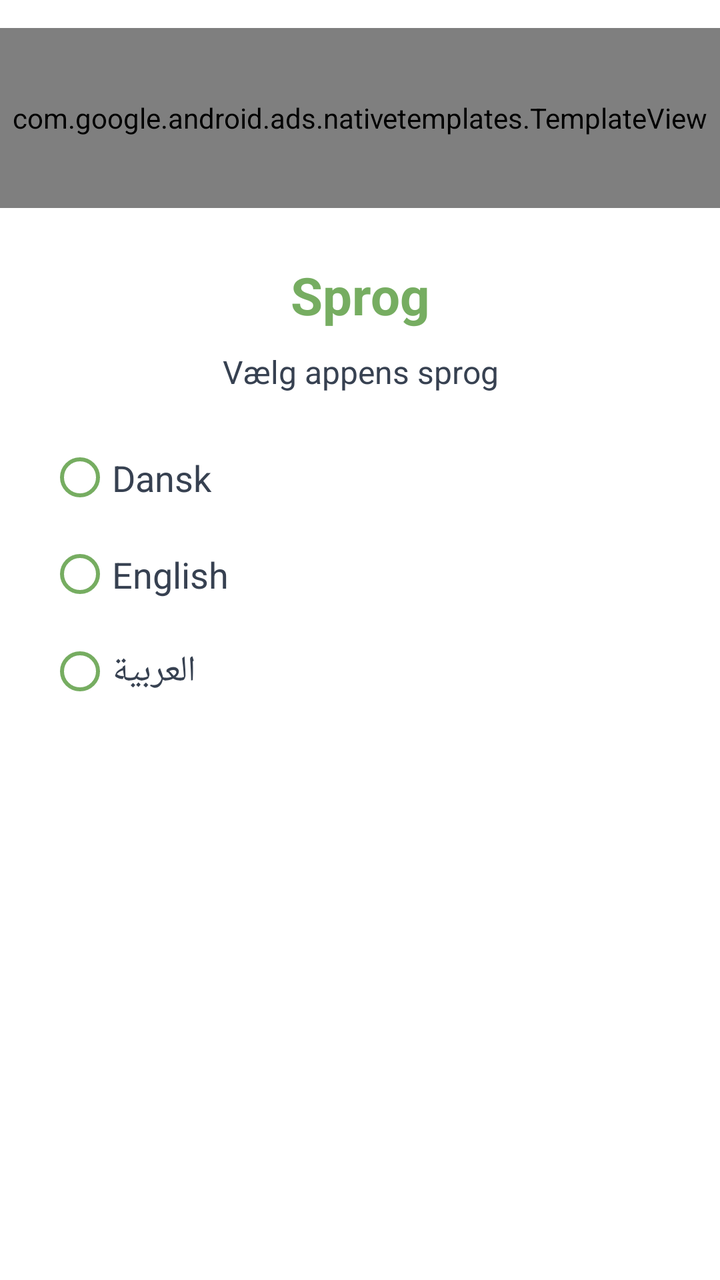
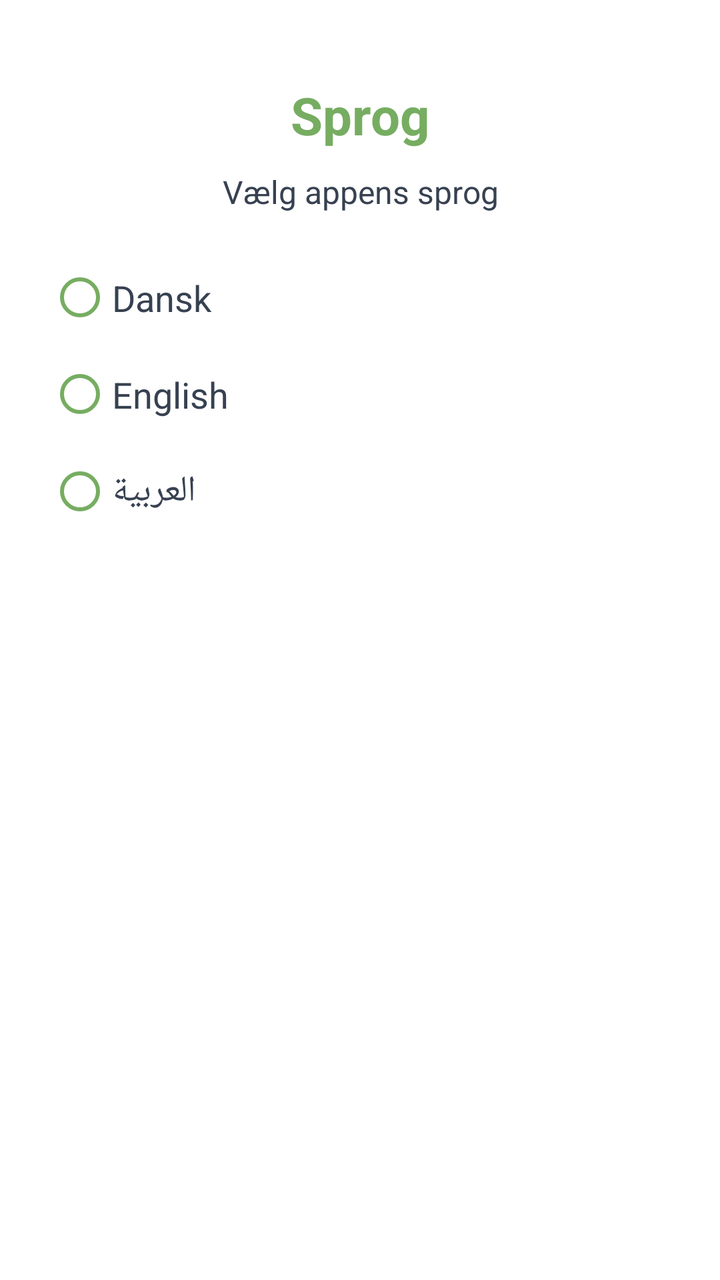

The first picture is an Android layout as it rendered before a commit; the second is the same layout after the commit. The layout source and the unified diff follow.
<!-- AndroidManifest.xml: application theme Theme.MitAffaldV4 -->
<!-- res/layout/fragment_language.xml -->
<?xml version="1.0" encoding="utf-8"?>
<androidx.constraintlayout.widget.ConstraintLayout xmlns:android="http://schemas.android.com/apk/res/android"
    xmlns:app="http://schemas.android.com/apk/res-auto"
    android:layout_width="match_parent"
    android:layout_height="match_parent"
    android:background="@color/page_background">

    <ScrollView
        android:layout_width="match_parent"
        android:layout_height="match_parent"
        android:clipToPadding="false"
        android:paddingTop="14dp">

        <LinearLayout
            android:layout_width="match_parent"
            android:layout_height="wrap_content"
            android:orientation="vertical">

            <com.google.android.ads.nativetemplates.TemplateView
                android:id="@+id/my_template"
                android:layout_width="match_parent"
                android:layout_height="90dp"
                app:gnt_template_type="@layout/gnt_small_template_view" />

            <TextView
                android:layout_width="match_parent"
                android:layout_height="wrap_content"
                android:gravity="center"
                android:paddingStart="16dp"
                android:paddingTop="26dp"
                android:paddingEnd="16dp"
                android:text="@string/sprog"
                android:textColor="@color/green_light"
                android:textSize="26sp"
                android:textStyle="bold" />

            <TextView
                android:layout_width="match_parent"
                android:layout_height="wrap_content"
                android:gravity="center"
                android:lineSpacingExtra="6dp"
                android:paddingStart="28dp"
                android:paddingTop="10dp"
                android:paddingEnd="28dp"
                android:paddingBottom="18dp"
                android:text="@string/sprog_intro"
                android:textColor="@color/text_color"
                android:textSize="16sp" />

            <RadioGroup
                android:layout_width="match_parent"
                android:layout_height="wrap_content"
                android:layoutDirection="ltr"
                android:paddingStart="24dp"
                android:paddingEnd="24dp">

                <RadioButton
                    android:id="@+id/danishLanguageButton"
                    android:layout_width="match_parent"
                    android:layout_height="wrap_content"
                    android:buttonTint="@color/green_light"
                    android:paddingTop="12dp"
                    android:paddingBottom="12dp"
                    android:text="@string/dansk"
                    android:textColor="@color/text_color"
                    android:textSize="18sp" />

                <RadioButton
                    android:id="@+id/englishLanguageButton"
                    android:layout_width="match_parent"
                    android:layout_height="wrap_content"
                    android:buttonTint="@color/green_light"
                    android:paddingTop="12dp"
                    android:paddingBottom="12dp"
                    android:text="@string/engelsk"
                    android:textColor="@color/text_color"
                    android:textSize="18sp" />

                <RadioButton
                    android:id="@+id/arabicLanguageButton"
                    android:layout_width="match_parent"
                    android:layout_height="wrap_content"
                    android:buttonTint="@color/green_light"
                    android:gravity="start|center_vertical"
                    android:layoutDirection="ltr"
                    android:paddingTop="12dp"
                    android:paddingBottom="12dp"
                    android:text="@string/arabic_language"
                    android:textAlignment="viewStart"
                    android:textColor="@color/text_color"
                    android:textSize="18sp" />

            </RadioGroup>

        </LinearLayout>

    </ScrollView>

</androidx.constraintlayout.widget.ConstraintLayout>
<!-- res/layout/gnt_small_template_view.xml (included above) -->
<?xml version="1.0" encoding="utf-8"?>
<merge xmlns:tools="http://schemas.android.com/tools"
    xmlns:app="http://schemas.android.com/apk/res-auto"
    xmlns:android="http://schemas.android.com/apk/res/android">
  <com.google.android.gms.ads.nativead.NativeAdView
      android:layout_height="wrap_content"
      android:layout_width="match_parent"
      android:layout_centerInParent="true"
      android:id="@+id/native_ad_view"
      >

    <androidx.constraintlayout.widget.ConstraintLayout
        android:layout_height="match_parent"
        android:layout_width="match_parent"
        android:layout_centerInParent="true"
        android:background="@drawable/gnt_outline_shape"
        >
      <androidx.constraintlayout.widget.ConstraintLayout
          android:layout_width="@dimen/gnt_no_size"
          android:layout_height="@dimen/gnt_no_size"
          android:layout_marginEnd="@dimen/gnt_default_margin"
          android:layout_marginStart="@dimen/gnt_default_margin"
          android:layout_marginTop="@dimen/gnt_default_margin"
          android:layout_marginBottom="@dimen/gnt_default_margin"
          app:layout_constraintDimensionRatio="H,4:1"
          app:layout_constraintEnd_toEndOf="parent"
          app:layout_constraintStart_toStartOf="parent"
          app:layout_constraintTop_toTopOf="parent"
          app:layout_constraintBottom_toBottomOf="parent"
          android:orientation="horizontal"
          android:id="@+id/background"
          >
        <ImageView
            android:id="@+id/icon"
            android:layout_width="0dp"
            android:layout_weight="0"
            android:layout_height="match_parent"
            android:layout_marginTop="@dimen/gnt_no_margin"
            android:layout_marginStart="@dimen/gnt_no_margin"
            android:layout_marginBottom="@dimen/gnt_no_margin"
            android:layout_marginEnd="@dimen/gnt_no_margin"
            app:layout_constraintDimensionRatio="H,1:1"
            app:layout_constraintStart_toStartOf="parent"
            app:layout_constraintTop_toTopOf="parent"
            app:layout_constraintBottom_toBottomOf="parent"
            app:layout_constraintEnd_toStartOf="@+id/content"
            />
        <androidx.constraintlayout.widget.ConstraintLayout
            android:layout_width="@dimen/gnt_no_size"
            android:layout_height="@dimen/gnt_no_size"
            android:layout_marginTop="@dimen/gnt_no_margin"
            android:layout_marginBottom="@dimen/gnt_no_margin"
            android:layout_marginStart="@dimen/gnt_default_margin"
            android:layout_marginEnd="@dimen/gnt_default_margin"
            android:orientation="vertical"
            android:id="@+id/content"
            app:layout_constraintBottom_toBottomOf="parent"
            app:layout_constraintStart_toEndOf="@id/icon"
            app:layout_constraintEnd_toEndOf="parent"
            app:layout_constraintTop_toTopOf="parent"
            >
          <LinearLayout
              android:id="@+id/headline"
              android:orientation="horizontal"
              android:layout_width="match_parent"
              android:layout_height="@dimen/gnt_no_size"
              android:layout_weight="@dimen/gnt_text_row_weight"
              app:layout_constraintBottom_toTopOf="@+id/row_two"
              app:layout_constraintEnd_toEndOf="parent"
              app:layout_constraintStart_toStartOf="parent"
              app:layout_constraintTop_toTopOf="parent"
              android:background="@android:color/transparent"
              >

            <TextView
                android:id="@+id/primary"
                android:textStyle="bold"
                android:textSize="@dimen/gnt_text_size_large"
                android:textColor="@color/gnt_gray"
                android:lines="1"
                android:layout_height="match_parent"
                android:layout_width="wrap_content"
                android:layout_marginTop="@dimen/gnt_no_margin"
                android:layout_marginBottom="@dimen/gnt_no_margin"
                android:layout_marginStart="@dimen/gnt_no_margin"
                android:layout_marginEnd="@dimen/gnt_no_margin"
                app:layout_constraintBottom_toBottomOf="parent"
                app:layout_constraintEnd_toEndOf="parent"
                app:layout_constraintStart_toEndOf="parent"
                app:layout_constraintTop_toTopOf="parent"
                ></TextView>
          </LinearLayout>
          <LinearLayout
              android:id="@+id/row_two"
              android:orientation="horizontal"
              android:layout_width="match_parent"
              android:layout_height="@dimen/gnt_no_size"
              android:layout_weight="@dimen/gnt_text_row_weight"
              app:layout_constraintBottom_toTopOf="@+id/cta"
              app:layout_constraintEnd_toEndOf="parent"
              app:layout_constraintStart_toStartOf="parent"
              app:layout_constraintTop_toBottomOf="@id/headline"
              >
            <TextView
                android:background="@drawable/gnt_rounded_corners_shape"
                android:layout_width="@dimen/gnt_ad_indicator_width"
                android:gravity="center"
                android:id="@+id/ad_notification_view"
                android:layout_height="@dimen/gnt_ad_indicator_height"
                android:layout_marginTop="@dimen/gnt_ad_indicator_top_margin"
                android:layout_marginStart="@dimen/gnt_no_margin"
                android:layout_marginEnd="@dimen/gnt_default_margin"
                android:text="Ad"
                android:textColor="@color/gnt_ad_green"
                android:textStyle="bold"
                android:textSize="@dimen/gnt_ad_indicator_text_size"
                app:layout_constraintBottom_toBottomOf="parent"
                app:layout_constraintStart_toStartOf="parent"
                app:layout_constraintTop_toTopOf="parent"
                >
            </TextView>
            <RatingBar
                android:id="@+id/rating_bar"
                android:background="@android:color/transparent"
                android:layout_width="wrap_content"
                android:layout_height="wrap_content"
                android:textSize="@dimen/gnt_text_size_small"
                android:textColor="@color/gnt_gray"
                android:numStars="5"
                android:stepSize="0.1"
                android:lines="1"
                android:layout_marginTop="@dimen/gnt_no_margin"
                android:layout_marginBottom="@dimen/gnt_no_margin"
                android:layout_marginStart="@dimen/gnt_no_margin"
                android:layout_marginEnd="@dimen/gnt_no_margin"
                app:layout_constraintBottom_toBottomOf="parent"
                app:layout_constraintEnd_toEndOf="parent"
                app:layout_constraintStart_toEndOf="@id/ad_notification_view"
                app:layout_constraintTop_toTopOf="parent"
                style="?android:attr/ratingBarStyleSmall">

            </RatingBar>
            <TextView
                android:id="@+id/secondary"
                android:background="@color/gnt_white"
                android:layout_width="wrap_content"
                android:layout_height="match_parent"
                android:gravity="top"
                android:textSize="@dimen/gnt_text_size_small"
                android:textColor="@color/gnt_gray"
                android:lines="1"
                android:layout_marginTop="@dimen/gnt_no_margin"
                android:layout_marginBottom="@dimen/gnt_no_margin"
                android:layout_marginStart="@dimen/gnt_no_margin"
                android:layout_marginEnd="@dimen/gnt_no_margin"
                app:layout_constraintBottom_toBottomOf="parent"
                app:layout_constraintEnd_toEndOf="parent"
                app:layout_constraintStart_toEndOf="@id/ad_notification_view"
                app:layout_constraintTop_toTopOf="parent"
                ></TextView>

          </LinearLayout>
          <androidx.appcompat.widget.AppCompatButton
              android:id="@+id/cta"
              android:layout_width="match_parent"
              android:layout_height="@dimen/gnt_no_size"
              android:background="@color/gnt_blue"
              android:textColor="@color/gnt_white"
              android:lines="1"
              app:layout_constraintBottom_toBottomOf="parent"
              app:layout_constraintEnd_toEndOf="parent"
              app:layout_constraintStart_toStartOf="parent"
              app:layout_constraintTop_toBottomOf="@id/row_two"
              android:gravity="center"
              app:layout_constraintHeight_percent="0.35"
              />


        </androidx.constraintlayout.widget.ConstraintLayout>


      </androidx.constraintlayout.widget.ConstraintLayout>

    </androidx.constraintlayout.widget.ConstraintLayout>

  </com.google.android.gms.ads.nativead.NativeAdView>

</merge>
<!-- resources referenced by this layout -->
<resources>
  <color name="gnt_ad_green">#3A6728</color>
  <color name="gnt_blue">#4285f4</color>
  <color name="gnt_gray">#808080</color>
  <color name="gnt_white">#FFFFFF</color>
  <color name="green_light">#76AD61</color>
  <color name="page_background">#FFFFFFFF</color>
  <color name="text_color">#374151</color>
  <dimen name="gnt_ad_indicator_height">20dp</dimen>
  <dimen name="gnt_ad_indicator_text_size">10sp</dimen>
  <dimen name="gnt_ad_indicator_top_margin">0dp</dimen>
  <dimen name="gnt_ad_indicator_width">25dp</dimen>
  <dimen name="gnt_default_margin">10dp</dimen>
  <dimen name="gnt_no_margin">0dp</dimen>
  <dimen name="gnt_no_size">0dp</dimen>
  <item name="gnt_text_row_weight" format="float" type="dimen">0.25</item>
  <dimen name="gnt_text_size_large">15sp</dimen>
  <dimen name="gnt_text_size_small">12sp</dimen>
  <!-- drawable gnt_outline_shape (drawable) -->
  <?xml version="1.0" encoding="utf-8"?>
  <shape xmlns:android="http://schemas.android.com/apk/res/android" android:shape="rectangle" >
    <solid android:color="@color/gnt_white" />
    <stroke android:width="2dp" android:color="@color/gnt_outline"/>
  </shape>
  <!-- drawable gnt_rounded_corners_shape (drawable) -->
  <?xml version="1.0" encoding="utf-8"?>
  <shape xmlns:android="http://schemas.android.com/apk/res/android">
    <solid android:color="#ffffffff"/>
  
    <stroke android:width="2dp"
        android:color="@color/gnt_ad_green"/>
  
    <padding android:left="1dp"
        android:top="1dp"
        android:right="1dp"
        android:bottom="1dp" />
  
    <corners android:bottomRightRadius="5dp"
        android:bottomLeftRadius="5dp"
        android:topLeftRadius="5dp"
        android:topRightRadius="5dp" />
  </shape>
  <string name="arabic_language">العربية</string>
  <string name="dansk">Dansk</string>
  <string name="engelsk">English</string>
  <string name="sprog">Sprog</string>
  <string name="sprog_intro">Vælg appens sprog</string>
  <style name="Theme.MitAffaldV4" parent="Theme.MaterialComponents.Light.NoActionBar">
          
          <item name="colorPrimary">@color/green_light</item>
          <item name="colorPrimaryVariant">@color/green_dark</item>
          <item name="colorOnPrimary">@color/white</item>
          
          <item name="colorSecondary">@color/teal_200</item>
          <item name="colorSecondaryVariant">@color/teal_700</item>
          <item name="colorOnSecondary">@color/black</item>
          
          <item name="windowActionBar">false</item>
          <item name="windowNoTitle">true</item>
          <item name="android:forceDarkAllowed">false</item>
      </style>
  <color name="gnt_outline">#E0E0E0</color>
  <color name="green_dark">#5F984E</color>
  <color name="white">#FFFFFFFF</color>
  <color name="teal_200">#76AD61</color>
  <color name="teal_700">#FF018786</color>
  <color name="black">#000000</color>
</resources>

<!-- the commit's change to res/layout/fragment_language.xml (unified diff, before → after) -->
@@ -15,12 +15,6 @@
             android:layout_width="match_parent"
             android:layout_height="wrap_content"
             android:orientation="vertical">
-
-            <com.google.android.ads.nativetemplates.TemplateView
-                android:id="@+id/my_template"
-                android:layout_width="match_parent"
-                android:layout_height="90dp"
-                app:gnt_template_type="@layout/gnt_small_template_view" />
 
             <TextView
                 android:layout_width="match_parent"
@@ -97,192 +91,3 @@
     </ScrollView>
 
 </androidx.constraintlayout.widget.ConstraintLayout>
-<!-- res/layout/gnt_small_template_view.xml (included above) -->
-<?xml version="1.0" encoding="utf-8"?>
-<merge xmlns:tools="http://schemas.android.com/tools"
-    xmlns:app="http://schemas.android.com/apk/res-auto"
-    xmlns:android="http://schemas.android.com/apk/res/android">
-  <com.google.android.gms.ads.nativead.NativeAdView
-      android:layout_height="wrap_content"
-      android:layout_width="match_parent"
-      android:layout_centerInParent="true"
-      android:id="@+id/native_ad_view"
-      >
-
-    <androidx.constraintlayout.widget.ConstraintLayout
-        android:layout_height="match_parent"
-        android:layout_width="match_parent"
-        android:layout_centerInParent="true"
-        android:background="@drawable/gnt_outline_shape"
-        >
-      <androidx.constraintlayout.widget.ConstraintLayout
-          android:layout_width="@dimen/gnt_no_size"
-          android:layout_height="@dimen/gnt_no_size"
-          android:layout_marginEnd="@dimen/gnt_default_margin"
-          android:layout_marginStart="@dimen/gnt_default_margin"
-          android:layout_marginTop="@dimen/gnt_default_margin"
-          android:layout_marginBottom="@dimen/gnt_default_margin"
-          app:layout_constraintDimensionRatio="H,4:1"
-          app:layout_constraintEnd_toEndOf="parent"
-          app:layout_constraintStart_toStartOf="parent"
-          app:layout_constraintTop_toTopOf="parent"
-          app:layout_constraintBottom_toBottomOf="parent"
-          android:orientation="horizontal"
-          android:id="@+id/background"
-          >
-        <ImageView
-            android:id="@+id/icon"
-            android:layout_width="0dp"
-            android:layout_weight="0"
-            android:layout_height="match_parent"
-            android:layout_marginTop="@dimen/gnt_no_margin"
-            android:layout_marginStart="@dimen/gnt_no_margin"
-            android:layout_marginBottom="@dimen/gnt_no_margin"
-            android:layout_marginEnd="@dimen/gnt_no_margin"
-            app:layout_constraintDimensionRatio="H,1:1"
-            app:layout_constraintStart_toStartOf="parent"
-            app:layout_constraintTop_toTopOf="parent"
-            app:layout_constraintBottom_toBottomOf="parent"
-            app:layout_constraintEnd_toStartOf="@+id/content"
-            />
-        <androidx.constraintlayout.widget.ConstraintLayout
-            android:layout_width="@dimen/gnt_no_size"
-            android:layout_height="@dimen/gnt_no_size"
-            android:layout_marginTop="@dimen/gnt_no_margin"
-            android:layout_marginBottom="@dimen/gnt_no_margin"
-            android:layout_marginStart="@dimen/gnt_default_margin"
-            android:layout_marginEnd="@dimen/gnt_default_margin"
-            android:orientation="vertical"
-            android:id="@+id/content"
-            app:layout_constraintBottom_toBottomOf="parent"
-            app:layout_constraintStart_toEndOf="@id/icon"
-            app:layout_constraintEnd_toEndOf="parent"
-            app:layout_constraintTop_toTopOf="parent"
-            >
-          <LinearLayout
-              android:id="@+id/headline"
-              android:orientation="horizontal"
-              android:layout_width="match_parent"
-              android:layout_height="@dimen/gnt_no_size"
-              android:layout_weight="@dimen/gnt_text_row_weight"
-              app:layout_constraintBottom_toTopOf="@+id/row_two"
-              app:layout_constraintEnd_toEndOf="parent"
-              app:layout_constraintStart_toStartOf="parent"
-              app:layout_constraintTop_toTopOf="parent"
-              android:background="@android:color/transparent"
-              >
-
-            <TextView
-                android:id="@+id/primary"
-                android:textStyle="bold"
-                android:textSize="@dimen/gnt_text_size_large"
-                android:textColor="@color/gnt_gray"
-                android:lines="1"
-                android:layout_height="match_parent"
-                android:layout_width="wrap_content"
-                android:layout_marginTop="@dimen/gnt_no_margin"
-                android:layout_marginBottom="@dimen/gnt_no_margin"
-                android:layout_marginStart="@dimen/gnt_no_margin"
-                android:layout_marginEnd="@dimen/gnt_no_margin"
-                app:layout_constraintBottom_toBottomOf="parent"
-                app:layout_constraintEnd_toEndOf="parent"
-                app:layout_constraintStart_toEndOf="parent"
-                app:layout_constraintTop_toTopOf="parent"
-                ></TextView>
-          </LinearLayout>
-          <LinearLayout
-              android:id="@+id/row_two"
-              android:orientation="horizontal"
-              android:layout_width="match_parent"
-              android:layout_height="@dimen/gnt_no_size"
-              android:layout_weight="@dimen/gnt_text_row_weight"
-              app:layout_constraintBottom_toTopOf="@+id/cta"
-              app:layout_constraintEnd_toEndOf="parent"
-              app:layout_constraintStart_toStartOf="parent"
-              app:layout_constraintTop_toBottomOf="@id/headline"
-              >
-            <TextView
-                android:background="@drawable/gnt_rounded_corners_shape"
-                android:layout_width="@dimen/gnt_ad_indicator_width"
-                android:gravity="center"
-                android:id="@+id/ad_notification_view"
-                android:layout_height="@dimen/gnt_ad_indicator_height"
-                android:layout_marginTop="@dimen/gnt_ad_indicator_top_margin"
-                android:layout_marginStart="@dimen/gnt_no_margin"
-                android:layout_marginEnd="@dimen/gnt_default_margin"
-                android:text="Ad"
-                android:textColor="@color/gnt_ad_green"
-                android:textStyle="bold"
-                android:textSize="@dimen/gnt_ad_indicator_text_size"
-                app:layout_constraintBottom_toBottomOf="parent"
-                app:layout_constraintStart_toStartOf="parent"
-                app:layout_constraintTop_toTopOf="parent"
-                >
-            </TextView>
-            <RatingBar
-                android:id="@+id/rating_bar"
-                android:background="@android:color/transparent"
-                android:layout_width="wrap_content"
-                android:layout_height="wrap_content"
-                android:textSize="@dimen/gnt_text_size_small"
-                android:textColor="@color/gnt_gray"
-                android:numStars="5"
-                android:stepSize="0.1"
-                android:lines="1"
-                android:layout_marginTop="@dimen/gnt_no_margin"
-                android:layout_marginBottom="@dimen/gnt_no_margin"
-                android:layout_marginStart="@dimen/gnt_no_margin"
-                android:layout_marginEnd="@dimen/gnt_no_margin"
-                app:layout_constraintBottom_toBottomOf="parent"
-                app:layout_constraintEnd_toEndOf="parent"
-                app:layout_constraintStart_toEndOf="@id/ad_notification_view"
-                app:layout_constraintTop_toTopOf="parent"
-                style="?android:attr/ratingBarStyleSmall">
-
-            </RatingBar>
-            <TextView
-                android:id="@+id/secondary"
-                android:background="@color/gnt_white"
-                android:layout_width="wrap_content"
-                android:layout_height="match_parent"
-                android:gravity="top"
-                android:textSize="@dimen/gnt_text_size_small"
-                android:textColor="@color/gnt_gray"
-                android:lines="1"
-                android:layout_marginTop="@dimen/gnt_no_margin"
-                android:layout_marginBottom="@dimen/gnt_no_margin"
-                android:layout_marginStart="@dimen/gnt_no_margin"
-                android:layout_marginEnd="@dimen/gnt_no_margin"
-                app:layout_constraintBottom_toBottomOf="parent"
-                app:layout_constraintEnd_toEndOf="parent"
-                app:layout_constraintStart_toEndOf="@id/ad_notification_view"
-                app:layout_constraintTop_toTopOf="parent"
-                ></TextView>
-
-          </LinearLayout>
-          <androidx.appcompat.widget.AppCompatButton
-              android:id="@+id/cta"
-              android:layout_width="match_parent"
-              android:layout_height="@dimen/gnt_no_size"
-              android:background="@color/gnt_blue"
-              android:textColor="@color/gnt_white"
-              android:lines="1"
-              app:layout_constraintBottom_toBottomOf="parent"
-              app:layout_constraintEnd_toEndOf="parent"
-              app:layout_constraintStart_toStartOf="parent"
-              app:layout_constraintTop_toBottomOf="@id/row_two"
-              android:gravity="center"
-              app:layout_constraintHeight_percent="0.35"
-              />
-
-
-        </androidx.constraintlayout.widget.ConstraintLayout>
-
-
-      </androidx.constraintlayout.widget.ConstraintLayout>
-
-    </androidx.constraintlayout.widget.ConstraintLayout>
-
-  </com.google.android.gms.ads.nativead.NativeAdView>
-
-</merge>
<!-- resource entries referenced after the edit -->
@@ -1,46 +1,8 @@
 <!-- resources referenced by this layout -->
 <resources>
-  <color name="gnt_ad_green">#3A6728</color>
-  <color name="gnt_blue">#4285f4</color>
-  <color name="gnt_gray">#808080</color>
-  <color name="gnt_white">#FFFFFF</color>
   <color name="green_light">#76AD61</color>
   <color name="page_background">#FFFFFFFF</color>
   <color name="text_color">#374151</color>
-  <dimen name="gnt_ad_indicator_height">20dp</dimen>
-  <dimen name="gnt_ad_indicator_text_size">10sp</dimen>
-  <dimen name="gnt_ad_indicator_top_margin">0dp</dimen>
-  <dimen name="gnt_ad_indicator_width">25dp</dimen>
-  <dimen name="gnt_default_margin">10dp</dimen>
-  <dimen name="gnt_no_margin">0dp</dimen>
-  <dimen name="gnt_no_size">0dp</dimen>
-  <item name="gnt_text_row_weight" format="float" type="dimen">0.25</item>
-  <dimen name="gnt_text_size_large">15sp</dimen>
-  <dimen name="gnt_text_size_small">12sp</dimen>
-  <!-- drawable gnt_outline_shape (drawable) -->
-  <?xml version="1.0" encoding="utf-8"?>
-  <shape xmlns:android="http://schemas.android.com/apk/res/android" android:shape="rectangle" >
-    <solid android:color="@color/gnt_white" />
-    <stroke android:width="2dp" android:color="@color/gnt_outline"/>
-  </shape>
-  <!-- drawable gnt_rounded_corners_shape (drawable) -->
-  <?xml version="1.0" encoding="utf-8"?>
-  <shape xmlns:android="http://schemas.android.com/apk/res/android">
-    <solid android:color="#ffffffff"/>
-  
-    <stroke android:width="2dp"
-        android:color="@color/gnt_ad_green"/>
-  
-    <padding android:left="1dp"
-        android:top="1dp"
-        android:right="1dp"
-        android:bottom="1dp" />
-  
-    <corners android:bottomRightRadius="5dp"
-        android:bottomLeftRadius="5dp"
-        android:topLeftRadius="5dp"
-        android:topRightRadius="5dp" />
-  </shape>
   <string name="arabic_language">العربية</string>
   <string name="dansk">Dansk</string>
   <string name="engelsk">English</string>
@@ -58,9 +20,7 @@
           
           <item name="windowActionBar">false</item>
           <item name="windowNoTitle">true</item>
-          <item name="android:forceDarkAllowed">false</item>
       </style>
-  <color name="gnt_outline">#E0E0E0</color>
   <color name="green_dark">#5F984E</color>
   <color name="white">#FFFFFFFF</color>
   <color name="teal_200">#76AD61</color>
